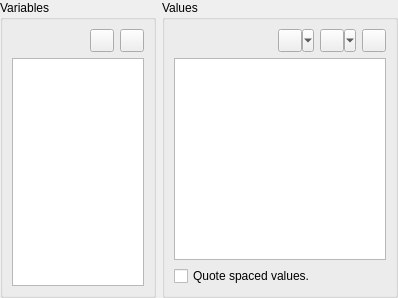
First picture: the form in v2/branches/newxup/monkey/src/xupmanager/gui/VariablesEditor.ui, repository testmana2/mks, before the edit.
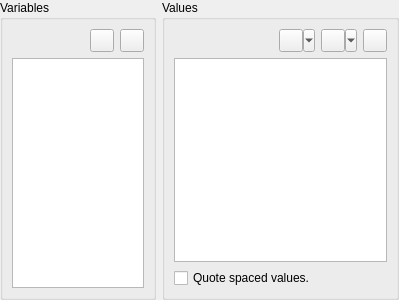
Second picture: the form after the edit. Icons and pictures are not drawn. Custom widgets are drawn as their Qt base class.

```diff
--- a/v2/branches/newxup/monkey/src/xupmanager/gui/VariablesEditor.ui
+++ b/v2/branches/newxup/monkey/src/xupmanager/gui/VariablesEditor.ui
@@ -6,8 +6,8 @@
    <rect>
     <x>0</x>
     <y>0</y>
-    <width>398</width>
-    <height>298</height>
+    <width>399</width>
+    <height>300</height>
    </rect>
   </property>
   <property name="windowTitle">
```
Left out of the diff: 2 changed lines with no effect on the pictures.
